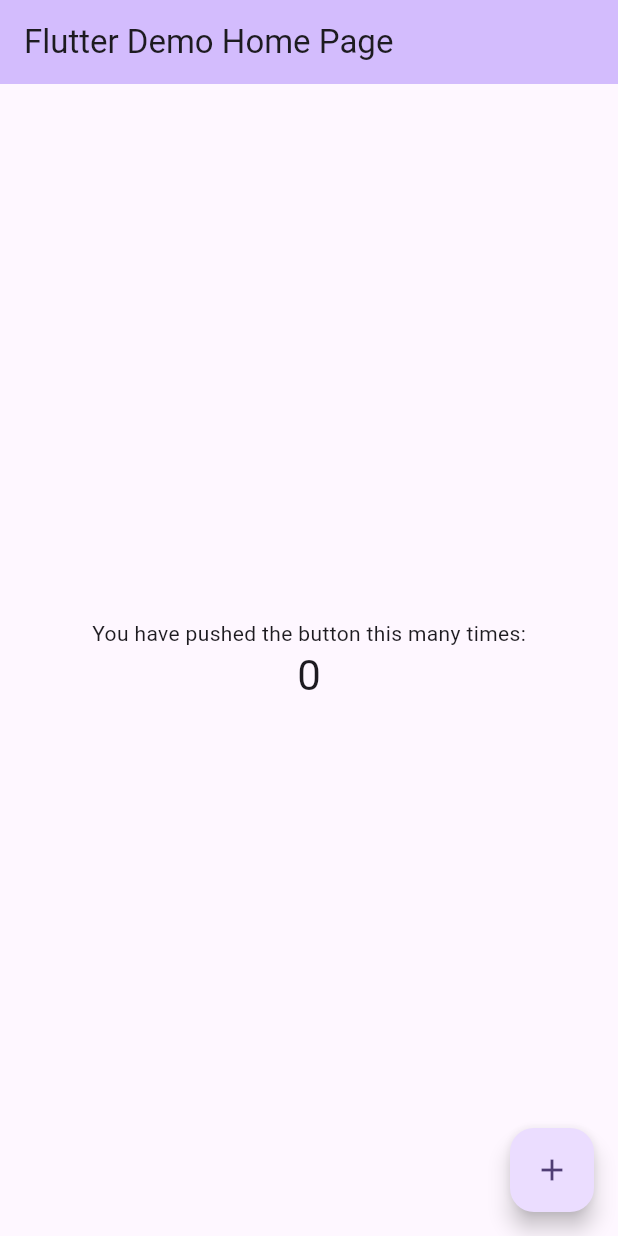
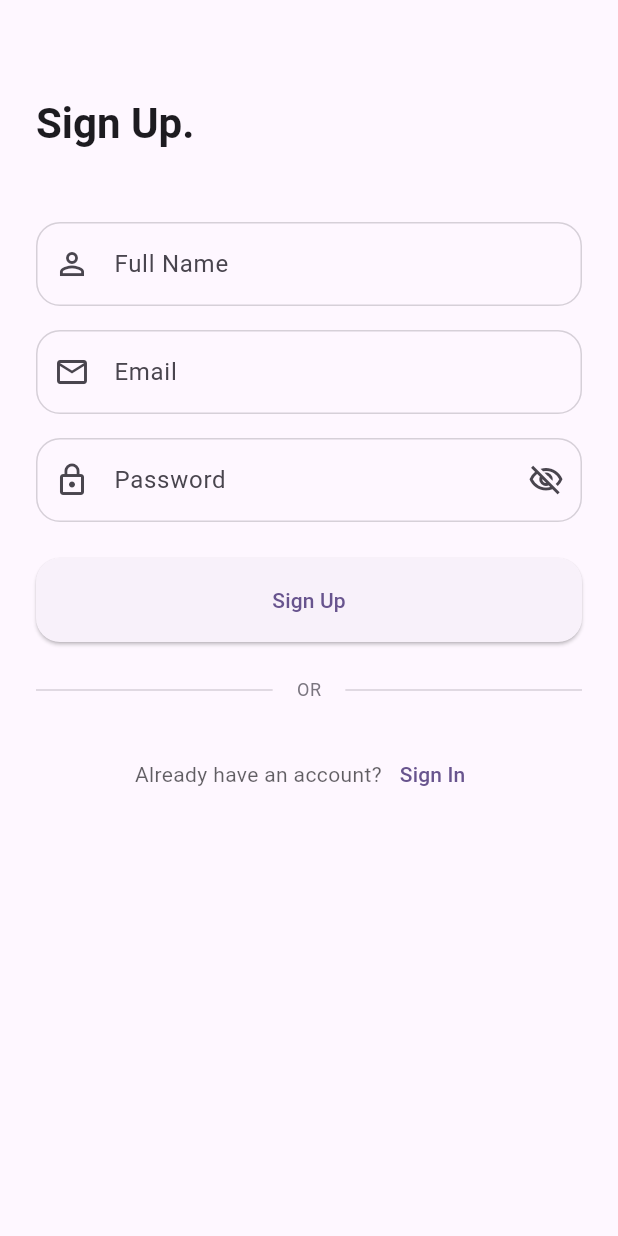
Before and after one commit to poudelnarayan/task_app, a Flutter app: the screen it shows after launch, on a phone screen of 412 x 824 dp. Run offline on Flutter 3.47's test engine with Material 3 defaults, Android fonts, the phone set to English and light mode, and no system bars.

```diff
--- /dev/null
+++ b/frontend/lib/features/auth/pages/signup_page.dart
@@ -0,0 +1,260 @@
+import 'package:flutter/material.dart';
+import 'package:flutter/services.dart';
+import 'package:frontend/features/auth/pages/login_page.dart';
+
+class SignupPage extends StatefulWidget {
+  const SignupPage({super.key});
+
+  static MaterialPageRoute route() => MaterialPageRoute(builder: (context) => const SignupPage());
+
+  @override
+  State<SignupPage> createState() => _SignupPageState();
+}
+
+class _SignupPageState extends State<SignupPage>
+    with SingleTickerProviderStateMixin {
+  final _formKey = GlobalKey<FormState>();
+  final _emailController = TextEditingController();
+  final _passwordController = TextEditingController();
+  final _nameController = TextEditingController();
+  bool _isPasswordVisible = false;
+  late AnimationController _animationController;
+  late Animation<double> _fadeAnimation;
+
+  void signUpUser() {
+    if (_formKey.currentState!.validate()) {}
+  }
+
+  @override
+  void initState() {
+    super.initState();
+    _animationController = AnimationController(
+      vsync: this,
+      duration: const Duration(milliseconds: 1000),
+    );
+    _fadeAnimation = Tween<double>(begin: 0.0, end: 1.0).animate(
+      CurvedAnimation(
+        parent: _animationController,
+        curve: Curves.easeOut,
+      ),
+    );
+    _animationController.forward();
+  }
+
+  @override
+  void dispose() {
+    _emailController.dispose();
+    _passwordController.dispose();
+    _nameController.dispose();
+    _animationController.dispose();
+    super.dispose();
+  }
+
+  void _togglePasswordVisibility() {
+    setState(() {
+      _isPasswordVisible = !_isPasswordVisible;
+    });
+  }
+
+  @override
+  Widget build(BuildContext context) {
+    final theme = Theme.of(context);
+
+    return Scaffold(
+      body: FadeTransition(
+        opacity: _fadeAnimation,
+        child: SafeArea(
+          child: SingleChildScrollView(
+            child: Padding(
+              padding: const EdgeInsets.all(24.0),
+              child: Form(
+                key: _formKey,
+                child: Column(
+                  crossAxisAlignment: CrossAxisAlignment.start,
+                  children: [
+                    const SizedBox(height: 40),
+                    Text(
+                      "Sign Up.",
+                      style: theme.textTheme.headlineMedium?.copyWith(
+                        fontWeight: FontWeight.bold,
+                      ),
+                    ),
+                    const SizedBox(height: 8),
+                    const SizedBox(height: 40),
+                    _buildTextField(
+                      controller: _nameController,
+                      label: 'Full Name',
+                      prefixIcon: Icons.person_outline,
+                      validator: (value) {
+                        if (value == null || value.isEmpty) {
+                          return 'Please enter your name';
+                        }
+                        return null;
+                      },
+                    ),
+                    const SizedBox(height: 16),
+                    _buildTextField(
+                      controller: _emailController,
+                      label: 'Email',
+                      prefixIcon: Icons.email_outlined,
+                      keyboardType: TextInputType.emailAddress,
+                      validator: (value) {
+                        if (value == null || value.isEmpty) {
+                          return 'Please enter your email';
+                        }
+                        if (!RegExp(r'^[\w-\.]+@([\w-]+\.)+[\w-]{2,4}$')
+                            .hasMatch(value)) {
+                          return 'Please enter a valid email';
+                        }
+                        return null;
+                      },
+                    ),
+                    const SizedBox(height: 16),
+                    _buildTextField(
+                      controller: _passwordController,
+                      label: 'Password',
+                      prefixIcon: Icons.lock_outline,
+                      obscureText: !_isPasswordVisible,
+                      suffixIcon: IconButton(
+                        icon: Icon(
+                          _isPasswordVisible
+                              ? Icons.visibility_outlined
+                              : Icons.visibility_off_outlined,
+                        ),
+                        onPressed: _togglePasswordVisibility,
+                      ),
+                      validator: (value) {
+                        if (value == null || value.isEmpty) {
+                          return 'Please enter a password';
+                        }
+                        if (value.length < 6) {
+                          return 'Password must be at least 6 characters';
+                        }
+                        return null;
+                      },
+                    ),
+                    const SizedBox(height: 24),
+                    SizedBox(
+                      width: double.infinity,
+                      height: 56,
+                      child: ElevatedButton(
+                        onPressed: signUpUser,
+                        style: ElevatedButton.styleFrom(
+                          shape: RoundedRectangleBorder(
+                            borderRadius: BorderRadius.circular(16),
+                          ),
+                        ),
+                        child:
+                            // _isLoading
+                            //     ? const SizedBox(
+                            //         width: 24,
+                            //         height: 24,
+                            //         child: CircularProgressIndicator(),
+                            //       )
+                            //     :
+                            const Text('Sign Up'),
+                      ),
+                    ),
+                    const SizedBox(height: 24),
+                    Row(
+                      children: [
+                        Expanded(
+                          child: Divider(
+                            color: theme.colorScheme.outline.withOpacity(0.3),
+                          ),
+                        ),
+                        Padding(
+                          padding: const EdgeInsets.symmetric(horizontal: 16),
+                          child: Text(
+                            'OR',
+                            style: theme.textTheme.bodySmall?.copyWith(
+                              color: theme.colorScheme.outline,
+                            ),
+                          ),
+                        ),
+                        Expanded(
+                          child: Divider(
+                            color: theme.colorScheme.outline.withOpacity(0.3),
+                          ),
+                        ),
+                      ],
+                    ),
+                    const SizedBox(height: 24),
+                    Row(
+                      mainAxisAlignment: MainAxisAlignment.center,
+                      children: [
+                        Text(
+                          'Already have an account?',
+                          style: theme.textTheme.bodyMedium?.copyWith(
+                            color: theme.colorScheme.onSurface.withOpacity(0.7),
+                          ),
+                        ),
+                        TextButton(
+                          onPressed: () {
+                            Navigator.of(context).push(LoginPage.route());
+                          },
+                          child: const Text('Sign In'),
+                        ),
+                      ],
+                    ),
+                  ],
+                ),
+              ),
+            ),
+          ),
+        ),
+      ),
+    );
+  }
+
+  Widget _buildTextField({
+    required TextEditingController controller,
+    required String label,
+    required IconData prefixIcon,
+    Widget? suffixIcon,
+    bool obscureText = false,
+    TextInputType? keyboardType,
+    String? Function(String?)? validator,
+  }) {
+    return TextFormField(
+      controller: controller,
+      obscureText: obscureText,
+      keyboardType: keyboardType,
+      validator: validator,
+      decoration: InputDecoration(
+        labelText: label,
+        prefixIcon: Icon(prefixIcon),
+        suffixIcon: suffixIcon,
+        border: OutlineInputBorder(
+          borderRadius: BorderRadius.circular(16),
+        ),
+        enabledBorder: OutlineInputBorder(
+          borderRadius: BorderRadius.circular(16),
+          borderSide: BorderSide(
+            color: Theme.of(context).colorScheme.outline.withOpacity(0.3),
+          ),
+        ),
+        focusedBorder: OutlineInputBorder(
+          borderRadius: BorderRadius.circular(16),
+          borderSide: BorderSide(
+            color: Theme.of(context).colorScheme.primary,
+            width: 2,
+          ),
+        ),
+        errorBorder: OutlineInputBorder(
+          borderRadius: BorderRadius.circular(16),
+          borderSide: BorderSide(
+            color: Theme.of(context).colorScheme.error,
+          ),
+        ),
+        focusedErrorBorder: OutlineInputBorder(
+          borderRadius: BorderRadius.circular(16),
+          borderSide: BorderSide(
+            color: Theme.of(context).colorScheme.error,
+            width: 2,
+          ),
+        ),
+      ),
+    );
+  }
+}
--- a/frontend/lib/main.dart
+++ b/frontend/lib/main.dart
@@ -1,4 +1,6 @@
 import 'package:flutter/material.dart';
+
+import 'features/auth/pages/signup_page.dart';
 
 void main() {
   runApp(const MyApp());
@@ -10,60 +12,12 @@ class MyApp extends StatelessWidget {
   @override
   Widget build(BuildContext context) {
     return MaterialApp(
-      title: 'Flutter Demo',
+      title: 'Task App ',
       theme: ThemeData(
         colorScheme: ColorScheme.fromSeed(seedColor: Colors.deepPurple),
         useMaterial3: true,
       ),
-      home: const MyHomePage(title: 'Flutter Demo Home Page'),
+      home: const SignupPage(),
     );
   }
 }
-
-class MyHomePage extends StatefulWidget {
-  const MyHomePage({super.key, required this.title});
-
-  final String title;
-
-  @override
-  State<MyHomePage> createState() => _MyHomePageState();
-}
-
-class _MyHomePageState extends State<MyHomePage> {
-  int _counter = 0;
-
-  void _incrementCounter() {
-    setState(() {
-      _counter++;
-    });
-  }
-
-  @override
-  Widget build(BuildContext context) {
-    return Scaffold(
-      appBar: AppBar(
-        backgroundColor: Theme.of(context).colorScheme.inversePrimary,
-        title: Text(widget.title),
-      ),
-      body: Center(
-        child: Column(
-          mainAxisAlignment: MainAxisAlignment.center,
-          children: <Widget>[
-            const Text(
-              'You have pushed the button this many times:',
-            ),
-            Text(
-              '$_counter',
-              style: Theme.of(context).textTheme.headlineMedium,
-            ),
-          ],
-        ),
-      ),
-      floatingActionButton: FloatingActionButton(
-        onPressed: _incrementCounter,
-        tooltip: 'Increment',
-        child: const Icon(Icons.add),
-      ),
-    );
-  }
-}
```
Also changed, not shown: frontend/lib/features/auth/pages/login_page.dart (added, +225 -0 lines), 1 other file.
